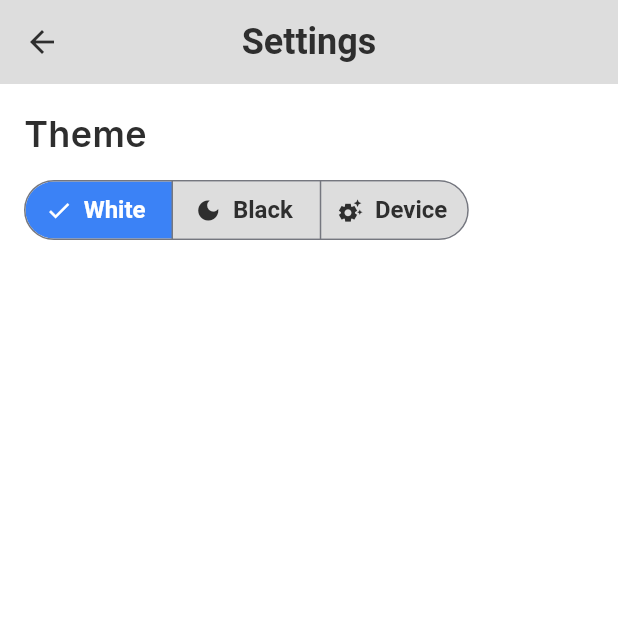
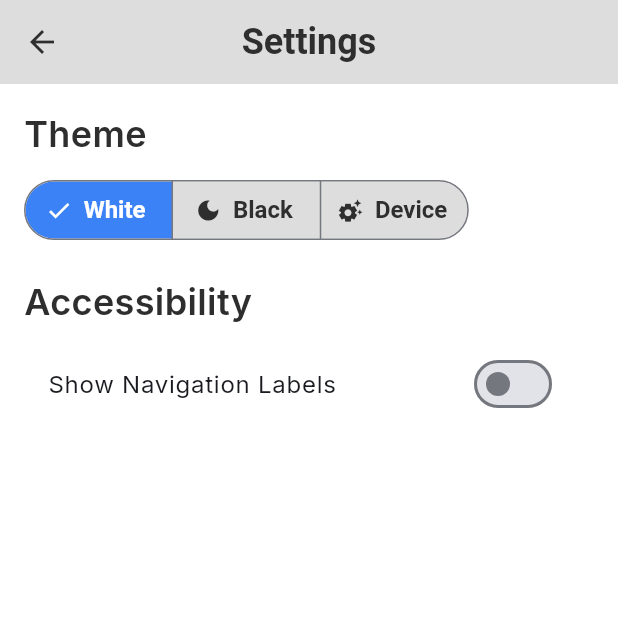
Before and after one commit to ovilaro/mosaic, a Flutter app: the Settings screen opened directly, after a tap on "White", on a phone screen of 412 x 824 dp, the top half of it. Run offline on Flutter 3.47's test engine with Material 3 defaults, Android fonts, the phone set to English and light mode, and no system bars; our stand-ins replace cached_network_image, flutter_dotenv, flutter_svg, google_fonts, isar_community, material_symbols_icons and 3 more; accounts and stored records are empty; generated files the repository leaves out were written again; statements that could not run were skipped.

Commit message:
Add setting to toggle navigation bar labels visibility

```diff
--- a/lib/provider/mosaic_data.dart
+++ b/lib/provider/mosaic_data.dart
@@ -18,9 +18,11 @@ class MosaicData extends ChangeNotifier {
   bool searching = false;
   AppThemePreference appThemePreference = AppThemePreference.device;
   Brightness? _appliedBrightness;
+  bool navBarLabelsEnabled = false;
 
   init() async {
     await Database.instance.init(onData);
+    navBarLabelsEnabled = Preferences.instance.getNavBarLabelsEnabled();
   }
 
   void onData(void event) {
@@ -282,4 +284,13 @@ class MosaicData extends ChangeNotifier {
     notifyListeners();
     return true;
   }
+
+  Future<bool> setNavBarLabelsEnabled(bool value) async {
+    bool result = await Preferences.instance.setNavBarLabelsEnabled(value);
+    if (result) {
+      navBarLabelsEnabled = value;
+      notifyListeners();
+    }
+    return result;
+  }
 }
--- a/lib/screens/main_navigation_bar.dart
+++ b/lib/screens/main_navigation_bar.dart
@@ -1,11 +1,13 @@
 import 'package:flutter/material.dart';
 import 'package:material_symbols_icons/symbols.dart';
 import 'package:mosaic/models/item.dart';
+import 'package:mosaic/provider/mosaic_data.dart';
 import 'package:mosaic/screens/search.dart';
 import 'package:mosaic/screens/settings.dart';
 import 'package:mosaic/screens/waterfall_items.dart';
 import 'package:mosaic/styles/app_styles.dart';
 import 'package:mosaic/widgets/lazy_indexed_stack.dart';
+import 'package:provider/provider.dart';
 
 enum MainAppBarType { notStarted, inProgress, finished, settings }
 
@@ -21,6 +23,9 @@ class _MainNavigationBarState extends State<MainNavigationBar> {
 
   @override
   Widget build(BuildContext context) {
+    final mosaicData = context.watch<MosaicData>();
+    final showLabels = mosaicData.navBarLabelsEnabled;
+
     return Scaffold(
       body: LazyIndexedStack(
         index: currentPageIndex,
@@ -32,37 +37,39 @@ class _MainNavigationBarState extends State<MainNavigationBar> {
         ],
       ),
       bottomNavigationBar: NavigationBar(
-        height: 56,
+        height: showLabels ? null : AppStyles.navBarCompactHeight,
         selectedIndex: currentPageIndex,
-        labelBehavior: NavigationDestinationLabelBehavior.alwaysHide,
+        labelBehavior: showLabels
+            ? NavigationDestinationLabelBehavior.alwaysShow
+            : NavigationDestinationLabelBehavior.alwaysHide,
         onDestinationSelected: (index) {
           setState(() {
             currentPageIndex = index;
           });
         },
-        destinations: const [
+        destinations: [
           NavigationDestination(
-            icon: Icon(Symbols.newsstand),
-            selectedIcon: Icon(Symbols.newsstand, weight: 700),
-            label: '',
+            icon: const Icon(Symbols.newsstand),
+            selectedIcon: const Icon(Symbols.newsstand, weight: 700),
+            label: 'Not Started',
             tooltip: 'Not Started',
           ),
           NavigationDestination(
-            icon: Icon(Symbols.table_eye),
-            selectedIcon: Icon(Symbols.table_eye, weight: 700),
-            label: '',
+            icon: const Icon(Symbols.table_eye),
+            selectedIcon: const Icon(Symbols.table_eye, weight: 700),
+            label: 'In Progress',
             tooltip: 'In Progress',
           ),
           NavigationDestination(
-            icon: Icon(Symbols.inventory_2),
-            selectedIcon: Icon(Symbols.inventory_2, weight: 700),
-            label: '',
+            icon: const Icon(Symbols.inventory_2),
+            selectedIcon: const Icon(Symbols.inventory_2, weight: 700),
+            label: 'Finished',
             tooltip: 'Finished',
           ),
           NavigationDestination(
-            icon: Icon(Symbols.settings),
-            selectedIcon: Icon(Symbols.settings, weight: 700),
-            label: '',
+            icon: const Icon(Symbols.settings),
+            selectedIcon: const Icon(Symbols.settings, weight: 700),
+            label: 'Settings',
             tooltip: 'Settings',
           ),
         ],
--- a/lib/screens/settings.dart
+++ b/lib/screens/settings.dart
@@ -49,6 +49,16 @@ class Settings extends StatelessWidget {
                 );
               },
             ),
+            AppStyles.sizedBox20,
+            Text("Accessibility", style: AppStyles.h2),
+            AppStyles.sizedBox10,
+            SwitchListTile(
+              title: const Text("Show Navigation Labels"),
+              value: mosaicData.navBarLabelsEnabled,
+              onChanged: (value) async {
+                await mosaicData.setNavBarLabelsEnabled(value);
+              },
+            ),
           ],
         ),
       ),
--- a/lib/services/preferences.dart
+++ b/lib/services/preferences.dart
@@ -63,4 +63,12 @@ class Preferences {
     String key = "AppThemePreference";
     return await prefs.setString(key, preference.storageValue);
   }
+
+  bool getNavBarLabelsEnabled() {
+    return prefs.getBool("NavBarLabelsEnabled") ?? false;
+  }
+
+  Future<bool> setNavBarLabelsEnabled(bool value) async {
+    return await prefs.setBool("NavBarLabelsEnabled", value);
+  }
 }
--- a/lib/styles/app_styles.dart
+++ b/lib/styles/app_styles.dart
@@ -73,29 +73,17 @@ class AppStyles {
   static const SizedBox sizedBox20 = SizedBox(width: 20, height: 20);
   static const SizedBox sizedBox40 = SizedBox(width: 40, height: 40);
 
-  static TextStyle get h1 => TextStyle(
-    fontSize: 32,
-    fontWeight: FontWeight.w700,
-    color: veryDarkGrey,
-  );
+  static TextStyle get h1 =>
+      TextStyle(fontSize: 32, fontWeight: FontWeight.w700, color: veryDarkGrey);
 
-  static TextStyle get h2 => TextStyle(
-    fontSize: 24,
-    fontWeight: FontWeight.w600,
-    color: darkGrey,
-  );
+  static TextStyle get h2 =>
+      TextStyle(fontSize: 24, fontWeight: FontWeight.w600, color: darkGrey);
 
-  static TextStyle get h3 => TextStyle(
-    fontSize: 18,
-    fontWeight: FontWeight.w500,
-    color: mediumGrey,
-  );
+  static TextStyle get h3 =>
+      TextStyle(fontSize: 18, fontWeight: FontWeight.w500, color: mediumGrey);
 
-  static TextStyle get normalPrimary => TextStyle(
-    fontSize: 16,
-    fontWeight: FontWeight.w400,
-    color: lightGrey,
-  );
+  static TextStyle get normalPrimary =>
+      TextStyle(fontSize: 16, fontWeight: FontWeight.w400, color: lightGrey);
 
   static TextStyle get normalSecundary => TextStyle(
     fontSize: 14,
@@ -103,17 +91,11 @@ class AppStyles {
     color: veryLightGrey,
   );
 
-  static TextStyle get normalTertiary => TextStyle(
-    fontSize: 12,
-    fontWeight: FontWeight.w400,
-    color: darkWhite,
-  );
+  static TextStyle get normalTertiary =>
+      TextStyle(fontSize: 12, fontWeight: FontWeight.w400, color: darkWhite);
 
-  static TextStyle get buttonsActions => TextStyle(
-    fontSize: 16,
-    fontWeight: FontWeight.w600,
-    color: darkGrey,
-  );
+  static TextStyle get buttonsActions =>
+      TextStyle(fontSize: 16, fontWeight: FontWeight.w600, color: darkGrey);
 
   static ButtonStyle get segmentedStyle => ButtonStyle(
     textStyle: WidgetStateProperty.resolveWith((state) {
@@ -236,4 +218,6 @@ class AppStyles {
 
   static const double thumbSizeWidth = 60;
   static const double thumbSizeHeight = 60;
+
+  static const double navBarCompactHeight = 56;
 }
```
